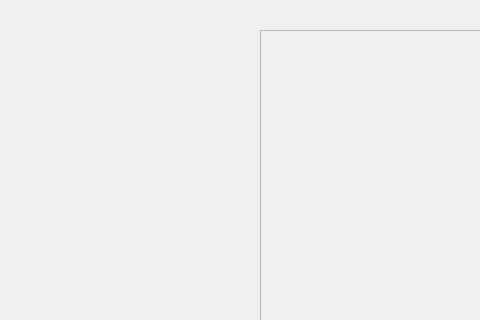
First picture: the form in sonmariui.ui, repository 23bulgogi/sonmari, before the edit; both pictures show x 0 to 480 and y 0 to 320 of the 680 by 600 pixel window.
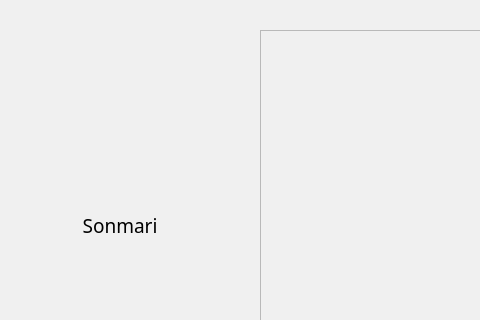
Second picture: the form after the edit.

```diff
--- a/sonmariui.ui
+++ b/sonmariui.ui
@@ -165,16 +165,49 @@
   <widget class="QLabel" name="icon">
    <property name="geometry">
     <rect>
-     <x>50</x>
-     <y>70</y>
-     <width>150</width>
-     <height>150</height>
+     <x>70</x>
+     <y>60</y>
+     <width>200</width>
+     <height>200</height>
     </rect>
    </property>
    <property name="text">
     <string/>
    </property>
   </widget>
+
+  <widget class="QLabel" name="label">
+   <property name="geometry">
+    <rect>
+     <x>80</x>
+     <y>200</y>
+     <width>80</width>
+     <height>51</height>
+    </rect>
+   </property>
+   <property name="font">
+    <font>
+     <family>맑은 고딕</family>
+     <pointsize>14</pointsize>
+    </font>
+   </property>
+   <property name="autoFillBackground">
+    <bool>false</bool>
+   </property>
+   <property name="text">
+    <string>Sonmari</string>
+   </property>
+   <property name="textFormat">
+    <enum>Qt::PlainText</enum>
+   </property>
+   <property name="alignment">
+    <set>Qt::AlignCenter</set>
+   </property>
+   <property name="wordWrap">
+    <bool>true</bool>
+   </property>
+  </widget>
+
   <widget class="QLabel" name="sentence">
    <property name="geometry">
     <rect>
```
